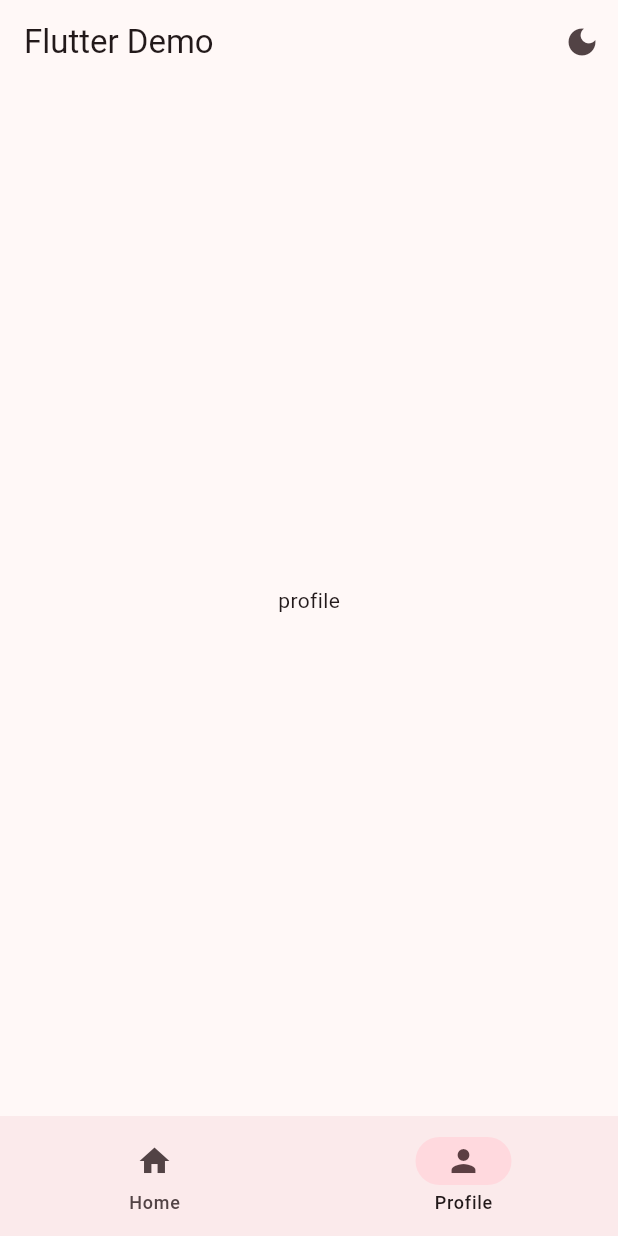
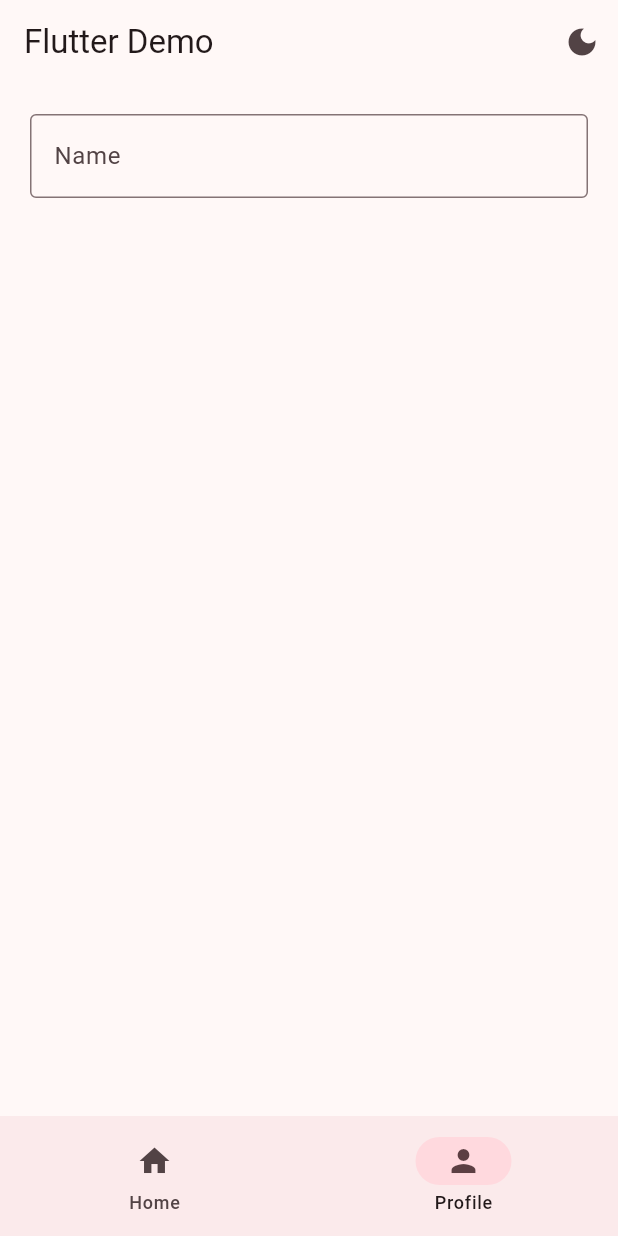
Before and after one commit to amphikapha/flutterdeng, a Flutter app: the screen it shows after launch, item 2 of the bottom bar chosen, on a phone screen of 412 x 824 dp. Run offline on Flutter 3.47's test engine with Material 3 defaults, Android fonts, the phone set to English and light mode, and no system bars.

```diff
--- a/lib/views/pages/profile_page.dart
+++ b/lib/views/pages/profile_page.dart
@@ -1,10 +1,34 @@
 import 'package:flutter/material.dart';
 
-class ProfilePage extends StatelessWidget {
+class ProfilePage extends StatefulWidget {
   const ProfilePage({super.key});
 
   @override
+  State<ProfilePage> createState() => _ProfilePageState();
+}
+
+class _ProfilePageState extends State<ProfilePage> {
+  TextEditingController nameController = TextEditingController();
+
+  @override
   Widget build(BuildContext context) {
-    return Center(child: Text('profile'),);
+    return Padding(
+      padding: const EdgeInsets.all(20.0),
+      child: Column(
+        crossAxisAlignment: CrossAxisAlignment.start,
+        children: [
+          TextField(
+            controller: nameController,
+            decoration: InputDecoration(
+              labelText: 'Name',
+              border: OutlineInputBorder(),
+            ),
+            onEditingComplete:() => setState(() {}),
+          ),
+          Text(nameController.text),
+
+        ]
+      ),
+    );
   }
 }
```
